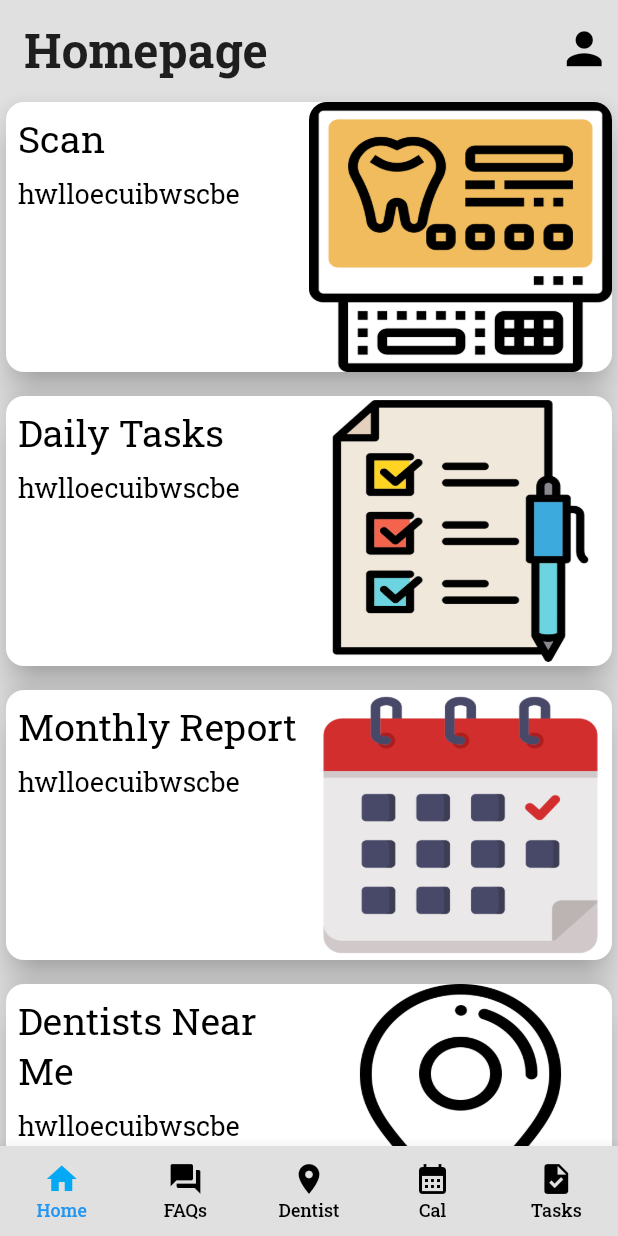
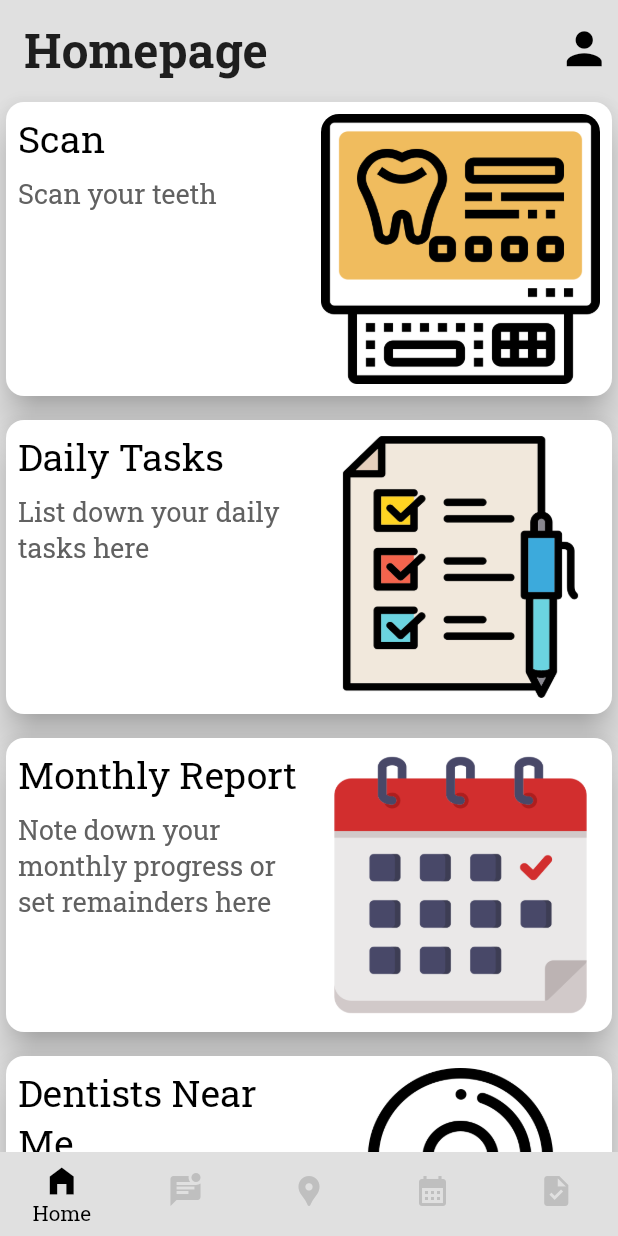
Before and after one commit to jayPatel029/Care-32, a Flutter app: the screen it shows after launch, on a phone screen of 412 x 824 dp. Run offline on Flutter 3.47's test engine with Material 2 defaults, Android fonts, the phone set to English and light mode, and no system bars; our stand-ins replace firebase_auth, firebase_core, flutter_heatmap_calendar, flutter_slidable, hive, hive_flutter and 1 more; missing offline and left inert: simple_animation_progress_bar, syncfusion_flutter_core; accounts and stored records are empty.

Commit message:
home_page

```diff
--- a/lib/main.dart
+++ b/lib/main.dart
@@ -1,13 +1,9 @@
-import 'package:dental_minor/CalendarEventTask/CalPages/calender.dart';
-import 'package:dental_minor/StreakTracker/StrPages/HomeStreak.dart';
-import 'package:dental_minor/pages/faqsPage.dart';
 import 'package:dental_minor/theme.dart';
 import 'package:dental_minor/widgets/navBar.dart';
 import 'package:flutter/material.dart';
 import 'package:hive_flutter/adapters.dart';
 import 'package:dental_minor/router/routes.dart';
 import 'package:hive_flutter/hive_flutter.dart';
-import 'package:dental_minor/pages/pages.dart';
 
 
 void main() async {
@@ -29,7 +25,7 @@ class minor extends StatelessWidget {
         theme: theme(),
         onGenerateRoute: AppRouter.generateRoute,
         debugShowCheckedModeBanner: false,
-        home: CnavBar(),
+        home: MainPage(),
     );
   }
 }
--- a/lib/pages/homePage.dart
+++ b/lib/pages/homePage.dart
@@ -11,16 +11,8 @@ class HomePage extends StatefulWidget {
 }
 
 class _HomePageState extends State<HomePage> {
-  // int currentIndex = 0;
-  // final List<Widget> screens = [
-  //   HomePage(),
-  //   // ScanPage(),
-  //   DentistLocPage(),
-  //   CalPage(),
-  //   StreakHomePage(),
-  // ];
-  //     final PageStorageBucket bucket  = PageStorageBucket();
-  //     Widget currentScreen = HomePage();
+  int currentIndex = 0;
+  // finaWidget currentScreen = HomePage();
 
   @override
   Widget build(BuildContext context) {
@@ -40,31 +32,31 @@ class _HomePageState extends State<HomePage> {
                   CustomCard(
                     title: "Scan",
                     iAdd: "asset/monitor.png",
-                    subtitle: "hwlloecuibwscbe",
+                    subtitle: "Scan your teeth",
                     rAdd: scannerRoute,
                   ),
                   CustomCard(
                     title: "Daily Tasks",
                     iAdd: "asset/task.png",
-                    subtitle: "hwlloecuibwscbe",
+                    subtitle: "List down your daily tasks here",
                     rAdd: homeStreakRoute,
                   ),
                   CustomCard(
                     title: "Monthly Report",
                     iAdd: "asset/calendar.png",
-                    subtitle: "hwlloecuibwscbe",
+                    subtitle: "Note down your monthly progress or set remainders here",
                     rAdd: calendarRoute,
                   ),
                   CustomCard(
                     title: "Dentists Near Me",
                     iAdd: "asset/placeholder.png",
-                    subtitle: "hwlloecuibwscbe",
+                    subtitle: "Locate Top rated dentists nearby",
                     rAdd: denLocationRoute,
                   ),
                   CustomCard(
                     title: "FAQs",
                     iAdd: "asset/faq.png",
-                    subtitle: "hwlloecuibwscbe",
+                    subtitle: "Some Important FAQs related to dental health",
                     rAdd: faqRoute,
                   ),
                 ],
--- a/lib/widgets/appbar.dart
+++ b/lib/widgets/appbar.dart
@@ -1,7 +1,7 @@
 import 'package:dental_minor/router/constraints.dart';
 import 'package:flutter/material.dart';
 
-class CustomAppbar extends StatelessWidget with PreferredSizeWidget {
+class CustomAppbar extends StatelessWidget implements PreferredSizeWidget {
   final String title;
   final Icons;
   final leading;
--- a/lib/widgets/card.dart
+++ b/lib/widgets/card.dart
@@ -45,7 +45,8 @@ class CustomCard extends StatelessWidget {
                         ),
                         Text(subtitle,
                         style: TextStyle(
-                          fontSize: 18
+                          fontSize: 18,
+                          color: Colors.grey[700]
                         ),
                         ),
                       ],
@@ -54,6 +55,8 @@ class CustomCard extends StatelessWidget {
                 ),
                 Expanded(
                   flex: 2,
+                  child: Padding(
+                    padding: const EdgeInsets.all(8.0),
                     child: Container(
                       height: 180.0,
                       width: 130.0,
@@ -66,6 +69,7 @@ class CustomCard extends StatelessWidget {
                       ),
                     ),
                   ),
+                ),
               ],
             ),
           ),
--- a/lib/widgets/navBar.dart
+++ b/lib/widgets/navBar.dart
@@ -1,184 +1,56 @@
 import 'package:flutter/material.dart';
 import 'package:dental_minor/pages/pages.dart';
 
-import '../CalendarEventTask/CalPages/calender.dart';
-import '../StreakTracker/StrPages/HomeStreak.dart';
-
-class CnavBar extends StatefulWidget {
-  const CnavBar({Key? key}) : super(key: key);
+class MainPage extends StatefulWidget {
+  const MainPage({super.key});
 
   @override
-  State<CnavBar> createState() => _CnavBarState();
+  State<MainPage> createState() => _MainPageState();
 }
 
-class _CnavBarState extends State<CnavBar> {
-
-  int currentIndex = 0;
-  final List<Widget> screens = [
+class _MainPageState extends State<MainPage> {
+  List pages = [
     HomePage(),
-    // ScanPage(),
+    FaqsPage(),
     DentistLocPage(),
     CalPage(),
     StreakHomePage(),
   ];
-  final PageStorageBucket bucket  = PageStorageBucket();
-  Widget currentScreen = HomePage();
 
+  int currIndex = 0;
+
+  void onTap(int index)
+  {
+    setState(() {
+      currIndex = index;
+    });
+  }
 
   @override
   Widget build(BuildContext context) {
     return Scaffold(
-      body: PageStorage(
-        bucket: bucket,
-        child: currentScreen,
-      ),
-
-      bottomNavigationBar:
-      BottomAppBar(
-        child: Container(
-          color: Colors.grey[300],
-          height: 60,
-          child: Row(
-            mainAxisAlignment: MainAxisAlignment.spaceBetween,
-            children: [
-              Expanded(
-                child: MaterialButton(
-                  minWidth: 40,
-                  onPressed: () {
-                    setState(() {
-                      currentScreen = HomePage();
-                      currentIndex = 0;
-                    });
-                  },
-                  child:  Column(
-                    mainAxisAlignment: MainAxisAlignment.center,
-                    children: [
-                      Icon(Icons.home,
-                        color: currentIndex == 0 ? Colors.lightBlue : Colors.black,
-                      ),
-                      Text(
-                        'Home',
-                        style: TextStyle(
-                            color: currentIndex == 0 ? Colors.blue : Colors.black,
-                            fontFamily: 'Roboto_slab',
-                            fontSize: 12
-                        ),
-                      )
-                    ],
-                  ),
-                ),
-              ),
-              Expanded(
-                child: MaterialButton(
-                  minWidth: 40,
-                  onPressed: () {
-                    setState(() {
-                      currentScreen = FaqsPage();
-                      currentIndex = 1;
-                    });
-                  },
-                  child:  Column(
-                    mainAxisAlignment: MainAxisAlignment.center,
-                    children: [
-                      Icon(Icons.question_answer,
-                        color: currentIndex == 1 ? Colors.lightBlue : Colors.black,
-                      ),
-                      Text(
-                        'FAQs',
-                        style: TextStyle(
-                            color: currentIndex == 1 ? Colors.blue : Colors.black,
-                            fontFamily: 'Roboto_slab',
-                            fontSize: 12
-                        ),
-                      )
-                    ],
-                  ),
-                ),
-              ),
-              Expanded(
-                child: MaterialButton(
-                  minWidth: 40,
-                  onPressed: () {
-                    setState(() {
-                      currentScreen = DentistLocPage();
-                      currentIndex = 2;
-                    });
-                  },
-                  child:  Column(
-                    mainAxisAlignment: MainAxisAlignment.center,
-                    children: [
-                      Icon(Icons.location_on,
-                        color: currentIndex == 2 ? Colors.lightBlue : Colors.black,
-                      ),
-                      Text(
-                        'Dentist',
-                        style: TextStyle(
-                            color: currentIndex == 2 ? Colors.blue : Colors.black,
-                            fontFamily: 'Roboto_slab',
-                            fontSize: 12
-                        ),
-                      )
-                    ],
-                  ),
-                ),
-              ),
-              Expanded(
-                child: MaterialButton(
-                  minWidth: 40,
-                  onPressed: () {
-                    setState(() {
-                      currentScreen = CalPage();
-                      currentIndex = 3;
-                    });
-                  },
-                  child:  Column(
-                    mainAxisAlignment: MainAxisAlignment.center,
-                    children: [
-                      Icon(Icons.calendar_month,
-                        color: currentIndex == 3 ? Colors.lightBlue : Colors.black,
-                      ),
-                      Text(
-                        'Cal',
-                        style: TextStyle(
-                            color: currentIndex == 3 ? Colors.blue : Colors.black,
-                            fontFamily: 'Roboto_slab',
-                            fontSize: 12
-                        ),
-                      )
-                    ],
-                  ),
-                ),
-              ),
-              Expanded(
-                child: MaterialButton(
-                  minWidth: 40,
-                  onPressed: () {
-                    setState(() {
-                      currentScreen = StreakHomePage();
-                      currentIndex = 4;
-                    });
-                  },
-                  child:  Column(
-                    mainAxisAlignment: MainAxisAlignment.center,
-                    children: [
-                      Icon(Icons.task,
-                        color: currentIndex == 2 ? Colors.lightBlue : Colors.black,
-                      ),
-                      Text(
-                        'Tasks',
-                        style: TextStyle(
-                            color: currentIndex == 4 ? Colors.blue : Colors.black,
-                            fontFamily: 'Roboto_slab',
-                            fontSize: 12
-                        ),
-                      )
-                    ],
-                  ),
-                ),
-              ),
-            ],
-          ),
-        ),
+      body: pages[currIndex],
+      bottomNavigationBar: BottomNavigationBar(
+        type: BottomNavigationBarType.fixed,
+        backgroundColor: Colors.grey[300],
+        onTap: onTap,
+        currentIndex: currIndex,
+        selectedItemColor: Colors.black,
+        unselectedItemColor: Colors.grey.withOpacity(0.5),
+        showSelectedLabels: true,
+        showUnselectedLabels: false,
+        unselectedFontSize: 0.0,
+        elevation: 0.0,
+        items: [
+          BottomNavigationBarItem(label: "Home", icon: Icon(Icons.home_filled)),
+          BottomNavigationBarItem(
+              label: "FAQ's", icon: Icon(Icons.mark_unread_chat_alt)),
+          BottomNavigationBarItem(
+              label: "Dentist", icon: Icon(Icons.location_pin)),
+          BottomNavigationBarItem(
+              label: "Cal", icon: Icon(Icons.calendar_month)),
+          BottomNavigationBarItem(label: "Task", icon: Icon(Icons.task)),
+        ],
       ),
     );
   }
--- a/pubspec.yaml
+++ b/pubspec.yaml
@@ -39,7 +39,7 @@ dependencies:
   firebase_core: ^2.10.0
   firebase_auth: ^4.4.2
   syncfusion_flutter_calendar: ^19.1.59
-  intl: ^0.17.0
+  intl: ^0.18.1
   provider: ^6.0.5
   simple_animation_progress_bar: ^1.6.0
   flutter_native_splash: ^2.2.19
```
Also changed, not shown: pubspec.lock, 1 other file. Lines whose indentation alone changed are shown as unchanged.
